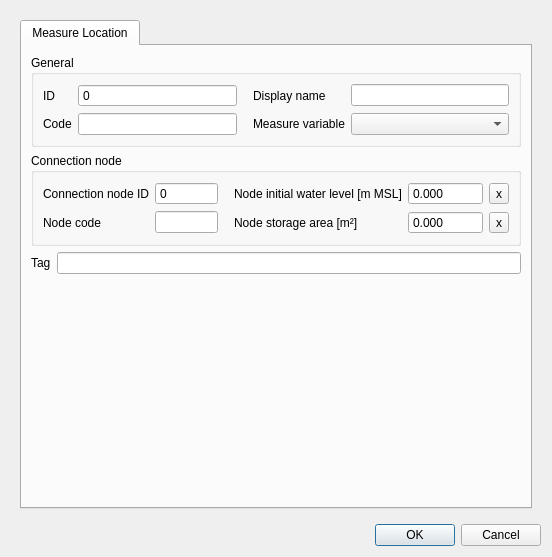
Qt form threedi_schematisation_editor/forms/ui/measure_location.ui (nens/threedi-schematisation-editor) before a commit.
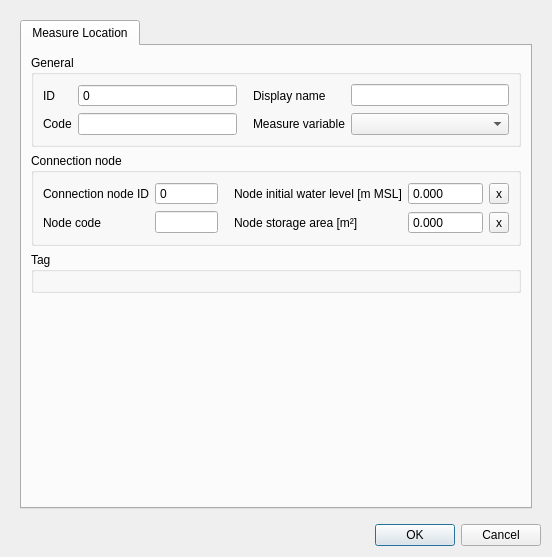
The same form after that commit.

Commit message: Added edit functionality for the tag references.

The edit to the form file:
```diff
--- a/threedi_schematisation_editor/forms/ui/measure_location.ui
+++ b/threedi_schematisation_editor/forms/ui/measure_location.ui
@@ -48,6 +48,19 @@
            <string>Measure Location</string>
           </attribute>
           <layout class="QGridLayout" name="gridLayout_18">
+           <item row="4" column="0">
+            <spacer name="verticalSpacer_3">
+             <property name="orientation">
+              <enum>Qt::Vertical</enum>
+             </property>
+             <property name="sizeHint" stdset="0">
+              <size>
+               <width>20</width>
+               <height>40</height>
+              </size>
+             </property>
+            </spacer>
+           </item>
            <item row="2" column="0">
             <widget class="QGroupBox" name="grp_conn_node">
              <property name="enabled">
@@ -375,38 +388,22 @@
             </widget>
            </item>
            <item row="3" column="0">
-            <layout class="QHBoxLayout" name="horizontalLayout_2">
-             <property name="bottomMargin">
-              <number>0</number>
+            <widget class="QGroupBox" name="grp_tag">
+             <property name="font">
+              <font>
+               <weight>50</weight>
+               <bold>false</bold>
+              </font>
              </property>
-             <item>
-              <widget class="QLabel" name="label_42">
-               <property name="text">
-                <string>Tag</string>
-               </property>
-              </widget>
-             </item>
-             <item>
-              <widget class="QLineEdit" name="tag_descriptions">
-               <property name="readOnly">
-                <bool>true</bool>
-               </property>
-              </widget>
-             </item>
-            </layout>
-           </item>
-           <item row="4" column="0">
-            <spacer name="verticalSpacer_3">
-             <property name="orientation">
-              <enum>Qt::Vertical</enum>
+             <property name="title">
+              <string>Tag</string>
              </property>
-             <property name="sizeHint" stdset="0">
-              <size>
-               <width>20</width>
-               <height>40</height>
-              </size>
-             </property>
-            </spacer>
+             <layout class="QGridLayout" name="gridLayout_16">
+              <item row="0" column="0" colspan="2">
+               <layout class="QHBoxLayout" name="tags_layout"/>
+              </item>
+             </layout>
+            </widget>
            </item>
           </layout>
          </widget>
```
The commit also changes 25 other files.
